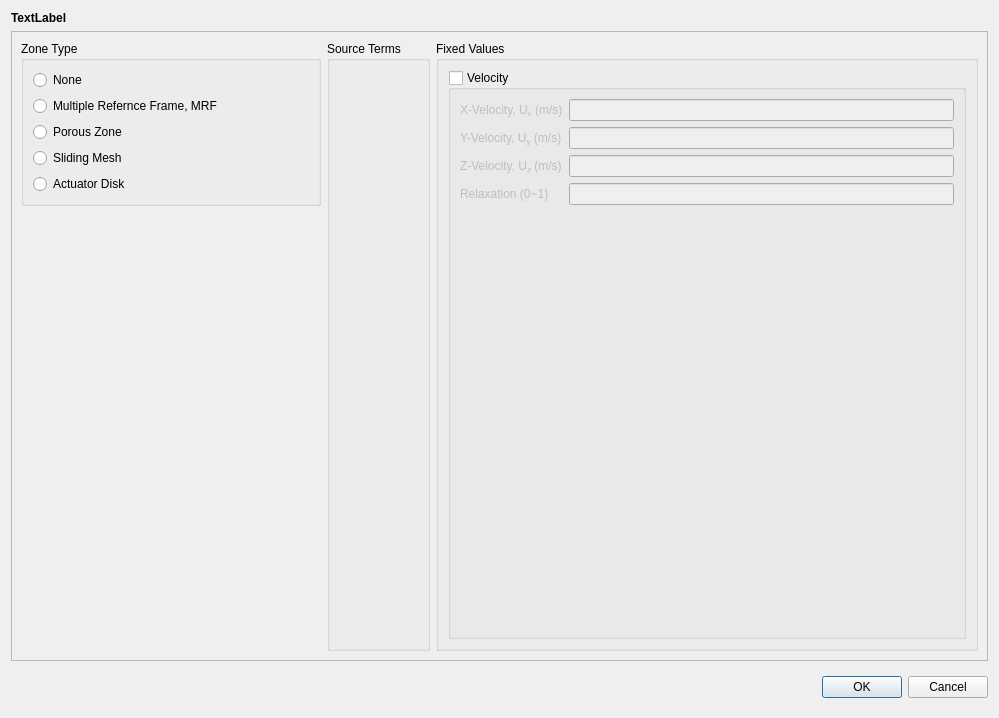
The window that baramFlow/view/setup/cell_zone_conditions/cell_zone_condition_dialog.ui (nextfoam/baram) describes before a commit, drawn with Qt 5.
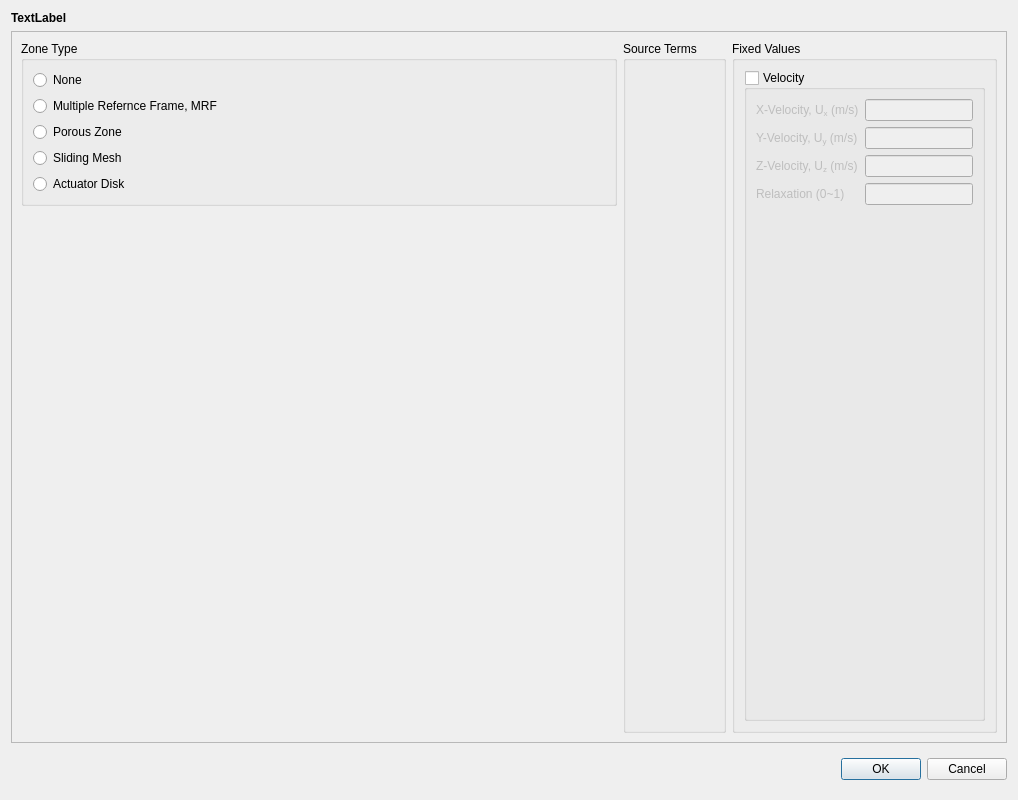
The same window after the commit.

Patch:
```diff
--- a/baramFlow/view/setup/cell_zone_conditions/cell_zone_condition_dialog.ui
+++ b/baramFlow/view/setup/cell_zone_conditions/cell_zone_condition_dialog.ui
@@ -6,8 +6,8 @@
    <rect>
     <x>0</x>
     <y>0</y>
-    <width>999</width>
-    <height>718</height>
+    <width>1018</width>
+    <height>800</height>
    </rect>
   </property>
   <property name="windowTitle">
@@ -42,8 +42,8 @@
        <rect>
         <x>0</x>
         <y>0</y>
-        <width>979</width>
-        <height>628</height>
+        <width>998</width>
+        <height>710</height>
        </rect>
       </property>
       <layout class="QHBoxLayout" name="horizontalLayout_5">
@@ -193,6 +193,12 @@
        </item>
        <item>
         <widget class="QGroupBox" name="sourceTerms">
+         <property name="sizePolicy">
+          <sizepolicy hsizetype="Fixed" vsizetype="Preferred">
+           <horstretch>0</horstretch>
+           <verstretch>0</verstretch>
+          </sizepolicy>
+         </property>
          <property name="title">
           <string>Source Terms</string>
          </property>
@@ -201,6 +207,12 @@
        </item>
        <item>
         <widget class="QGroupBox" name="fixedValues">
+         <property name="sizePolicy">
+          <sizepolicy hsizetype="Fixed" vsizetype="Preferred">
+           <horstretch>0</horstretch>
+           <verstretch>0</verstretch>
+          </sizepolicy>
+         </property>
          <property name="title">
           <string>Fixed Values</string>
          </property>
```
